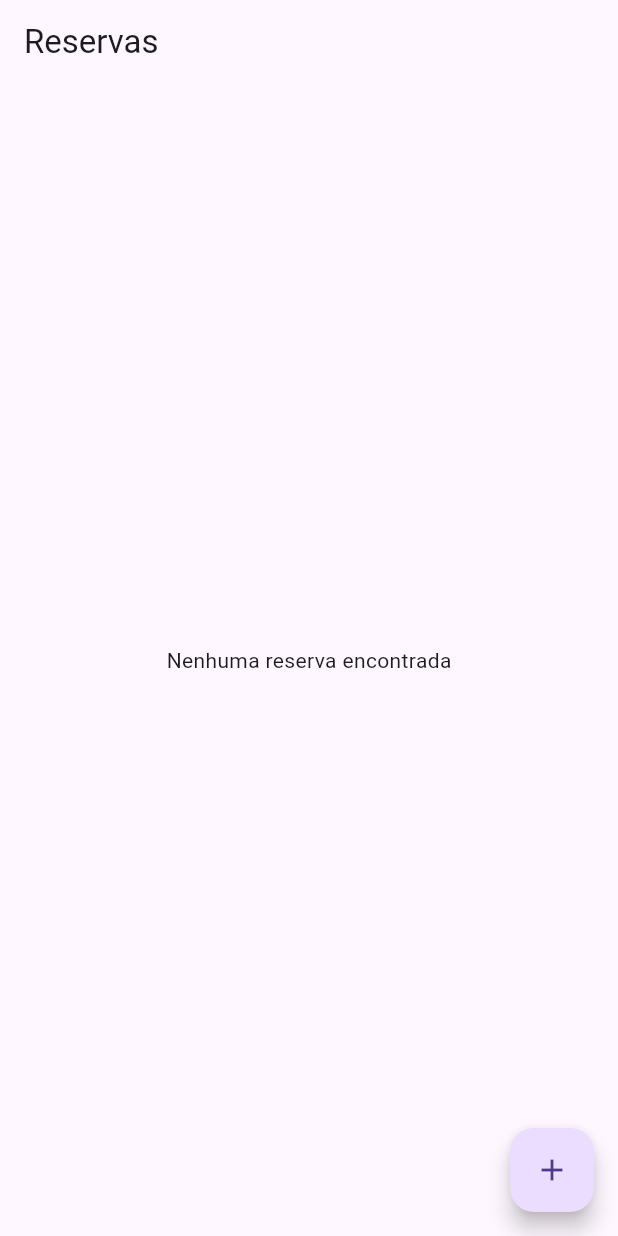
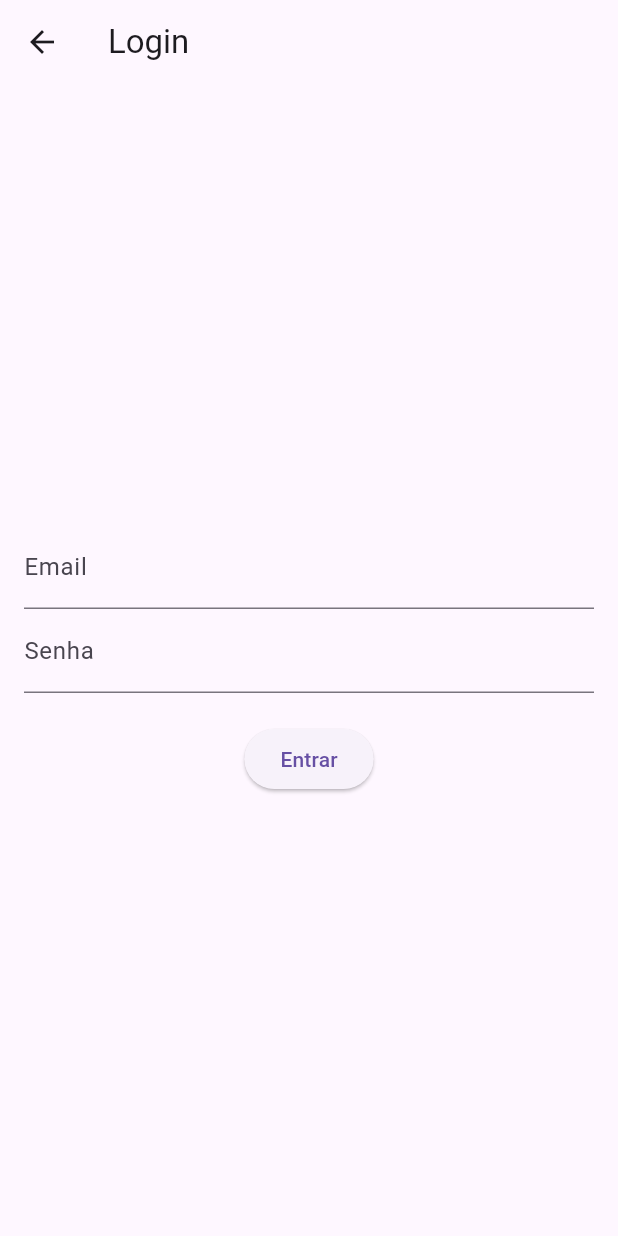
Before and after one commit to LeandroDBZ/app_condominio, a Flutter app: the screen it shows after launch, on a phone screen of 412 x 824 dp. Run offline on Flutter 3.47's test engine with Material 3 defaults, Android fonts, the phone set to English and light mode, and no system bars; our stand-ins replace cloud_firestore, firebase_core; accounts and stored records are empty.

Commit message:
Creation of the main_screen and login_screen classes

```diff
--- a/lib/main.dart
+++ b/lib/main.dart
@@ -1,18 +1,29 @@
+// lib/main.dart
 import 'package:firebase_core/firebase_core.dart';
 import 'package:flutter/material.dart';
-import 'package:app_condominio/modules/cadastros/screens/reserva_list_screen.dart';
+import 'package:app_condominio/modules/cadastros/screens/login_screen.dart';
+
 Future<void> main() async {
   WidgetsFlutterBinding.ensureInitialized();
+  // Inicialize o Firebase. Certifique-se de ter adicionado a dependencia firebase_core e configurado os arquivos de configuração.
   await Firebase.initializeApp();
-  runApp(MyApp());
+  runApp(const MyApp());
 }
 
 class MyApp extends StatelessWidget {
+  const MyApp({Key? key}) : super(key: key);
+
+  // Defina a rota inicial como a tela de login
   @override
   Widget build(BuildContext context) {
     return MaterialApp(
-      title: 'Cadastro de Reservas',
-      home: ReservaListScreen(),
+      title: 'Condomínio App',
+      theme: ThemeData(primarySwatch: Colors.blue),
+      initialRoute: '/login',
+      routes: {
+        '/login': (context) => const LoginScreen(),
+      },
+      home: const LoginScreen(),
     );
   }
 }
--- /dev/null
+++ b/lib/modules/cadastros/screens/login_screen.dart
@@ -0,0 +1,82 @@
+// lib/screens/login_screen.dart
+import 'package:flutter/material.dart';
+import 'main_screen.dart';
+
+class LoginScreen extends StatefulWidget {
+  const LoginScreen({Key? key}) : super(key: key);
+
+  @override
+  _LoginScreenState createState() => _LoginScreenState();
+}
+
+class _LoginScreenState extends State<LoginScreen> {
+  final _formKey = GlobalKey<FormState>();
+  String _email = '';
+  String _senha = '';
+
+  void _login() {
+    if (_formKey.currentState?.validate() ?? false) {
+      _formKey.currentState?.save();
+      // Determina se o usuário é síndico de forma simples.
+      bool isSindico = false;
+      if (_email.trim() == 'sindico@condominio.com' &&
+          _senha.trim() == 'senha123') {
+        isSindico = true;
+      }
+      // Em um caso real você implementaria autenticação com backend ou Firebase Auth.
+      Navigator.pushReplacement(
+        context,
+        MaterialPageRoute(
+          builder: (context) => MainScreen(isSindico: isSindico),
+        ),
+      );
+    }
+  }
+
+  @override
+  Widget build(BuildContext context) {
+    return Scaffold(
+      appBar: AppBar(title: const Text('Login')),
+      body: Center(
+        child: Padding(
+          padding: const EdgeInsets.all(16.0),
+          child: Form(
+              key: _formKey,
+              child: Column(
+                mainAxisSize: MainAxisSize.min,
+                children: [
+                  TextFormField(
+                    decoration:
+                        const InputDecoration(labelText: 'Email'),
+                    validator: (value) {
+                      if (value == null || value.isEmpty) {
+                        return 'Informe seu email';
+                      }
+                      return null;
+                    },
+                    onSaved: (value) => _email = value!.trim(),
+                  ),
+                  TextFormField(
+                    decoration:
+                        const InputDecoration(labelText: 'Senha'),
+                    obscureText: true,
+                    validator: (value) {
+                      if (value == null || value.isEmpty) {
+                        return 'Informe sua senha';
+                      }
+                      return null;
+                    },
+                    onSaved: (value) => _senha = value!.trim(),
+                  ),
+                  const SizedBox(height: 20),
+                  ElevatedButton(
+                    onPressed: _login,
+                    child: const Text('Entrar'),
+                  )
+                ],
+              )),
+        ),
+      ),
+    );
+  }
+}
```
Also changed, not shown: lib/modules/cadastros/screens/main_screen.dart (added, +82 -0 lines).
